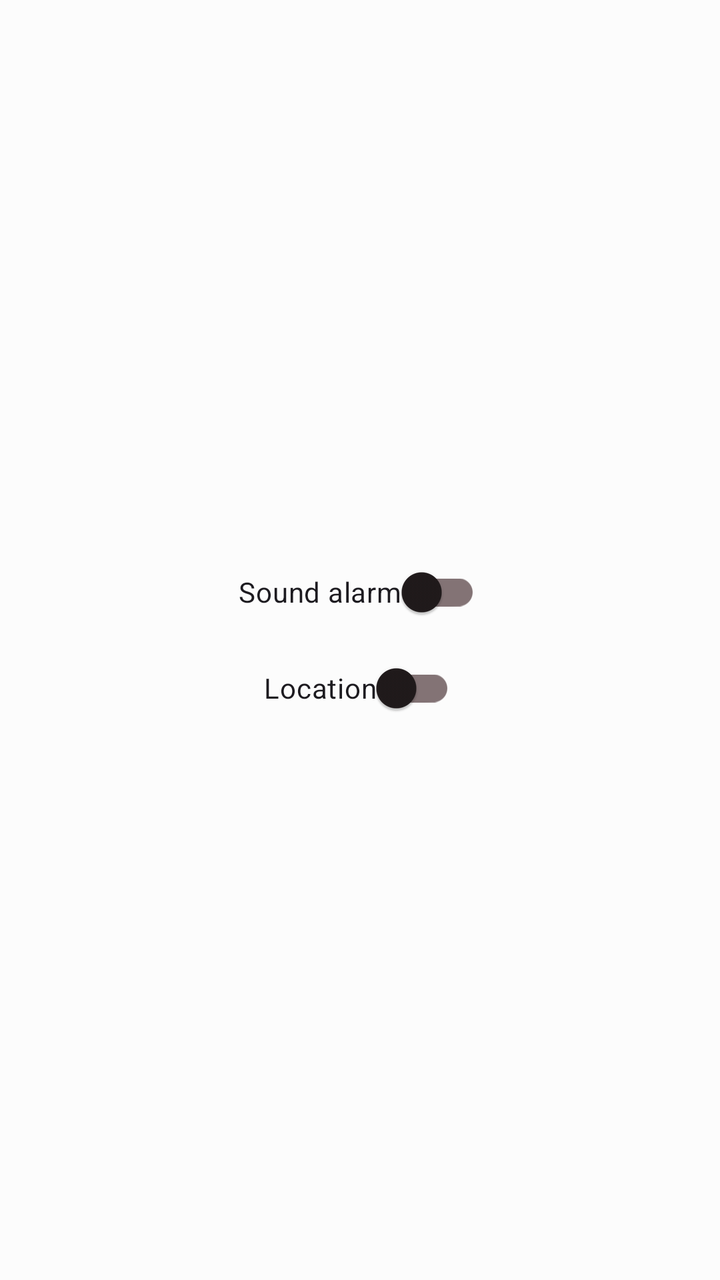
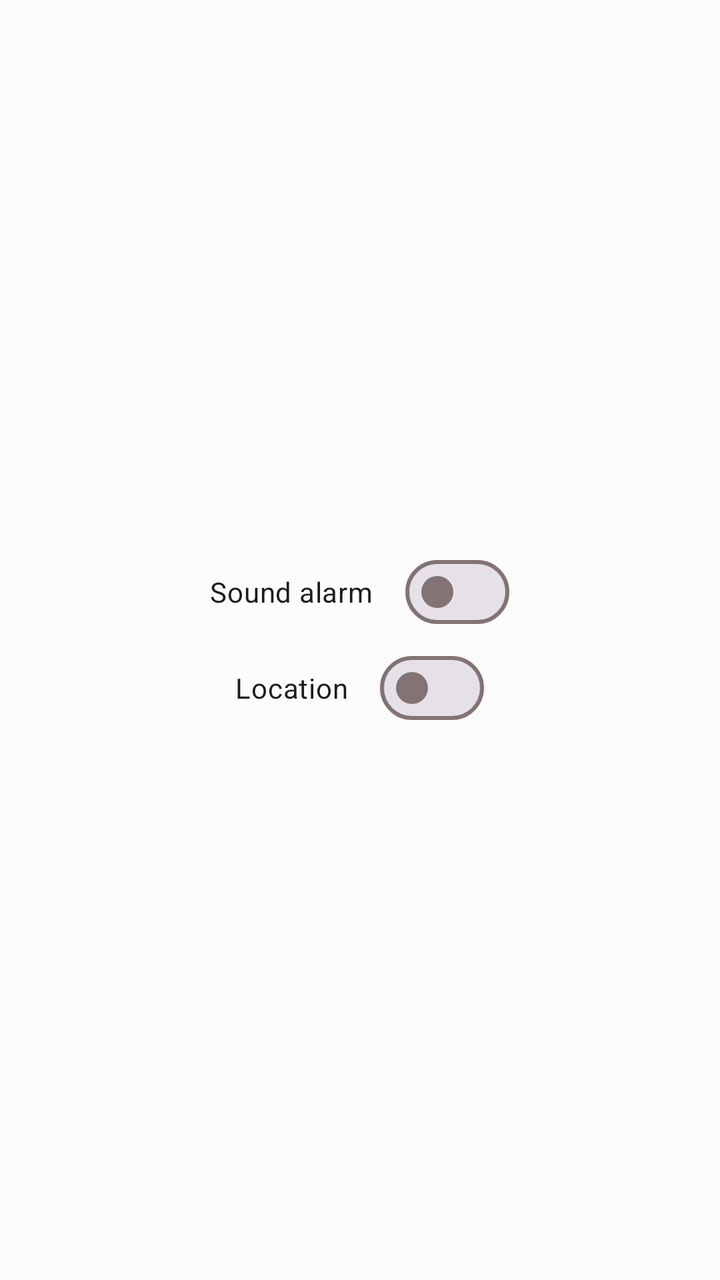

The first picture is an Android layout as it rendered before a commit; the second is the same layout after the commit. The layout source and the unified diff follow.
<!-- AndroidManifest.xml: application theme AppTheme -->
<!-- res/layout/sound_fragment.xml -->
<?xml version="1.0" encoding="utf-8"?>
<LinearLayout xmlns:android="http://schemas.android.com/apk/res/android"
    android:layout_width="match_parent"
    android:layout_height="match_parent"
    android:gravity="center"
    android:orientation="vertical">

    <com.google.android.material.switchmaterial.SwitchMaterial
        android:id="@+id/switch_audio"
        android:layout_width="wrap_content"
        android:layout_height="wrap_content"
        android:checked="false"
        android:text="@string/help_sound_alarm" />

    <com.google.android.material.switchmaterial.SwitchMaterial
        android:id="@+id/switch_location"
        android:layout_width="wrap_content"
        android:layout_height="wrap_content"
        android:checked="false"
        android:text="@string/help_location" />
</LinearLayout>
<!-- resources referenced by this layout -->
<resources>
  <string name="help_location">Location</string>
  <string name="help_sound_alarm">Sound alarm</string>
  <style name="AppTheme" parent="Theme.Material3.Light.NoActionBar"><item name="colorPrimary">@color/md_theme_light_primary</item><item name="colorOnPrimary">@color/md_theme_light_onPrimary</item><item name="colorPrimaryContainer">@color/md_theme_light_primaryContainer</item><item name="colorOnPrimaryContainer">@color/md_theme_light_onPrimaryContainer</item><item name="colorSecondary">@color/md_theme_light_secondary</item><item name="colorOnSecondary">@color/md_theme_light_onSecondary</item><item name="colorSecondaryContainer">@color/md_theme_light_secondaryContainer</item><item name="colorOnSecondaryContainer">@color/md_theme_light_onSecondaryContainer</item><item name="colorTertiary">@color/md_theme_light_tertiary</item><item name="colorOnTertiary">@color/md_theme_light_onTertiary</item><item name="colorTertiaryContainer">@color/md_theme_light_tertiaryContainer</item><item name="colorOnTertiaryContainer">@color/md_theme_light_onTertiaryContainer</item><item name="colorError">@color/md_theme_light_error</item><item name="colorErrorContainer">@color/md_theme_light_errorContainer</item><item name="colorOnError">@color/md_theme_light_onError</item><item name="colorOnErrorContainer">@color/md_theme_light_onErrorContainer</item><item name="android:colorBackground">@color/md_theme_light_background</item><item name="colorOnBackground">@color/md_theme_light_onBackground</item><item name="colorSurface">@color/md_theme_light_surface</item><item name="colorOnSurface">@color/md_theme_light_onSurface</item><item name="colorSurfaceVariant">@color/md_theme_light_surfaceVariant</item><item name="colorOnSurfaceVariant">@color/md_theme_light_onSurfaceVariant</item><item name="colorOutline">@color/md_theme_light_outline</item><item name="colorOnSurfaceInverse">@color/md_theme_light_inverseOnSurface</item><item name="colorSurfaceInverse">@color/md_theme_light_inverseSurface</item><item name="colorPrimaryInverse">@color/md_theme_light_primaryInverse</item></style>
  <color name="md_theme_light_primary">#BC0053</color>
  <color name="md_theme_light_onPrimary">#FFFFFF</color>
  <color name="md_theme_light_primaryContainer">#FFD9E0</color>
  <color name="md_theme_light_onPrimaryContainer">#3F0016</color>
  <color name="md_theme_light_secondary">#6A5F00</color>
  <color name="md_theme_light_onSecondary">#FFFFFF</color>
  <color name="md_theme_light_secondaryContainer">#F9E534</color>
  <color name="md_theme_light_onSecondaryContainer">#201C00</color>
  <color name="md_theme_light_tertiary">#7A5733</color>
  <color name="md_theme_light_onTertiary">#FFFFFF</color>
  <color name="md_theme_light_tertiaryContainer">#FFDCBA</color>
  <color name="md_theme_light_onTertiaryContainer">#2C1600</color>
  <color name="md_theme_light_error">#BA1B1B</color>
  <color name="md_theme_light_errorContainer">#FFDAD4</color>
  <color name="md_theme_light_onError">#FFFFFF</color>
  <color name="md_theme_light_onErrorContainer">#410001</color>
  <color name="md_theme_light_background">#FCFCFC</color>
  <color name="md_theme_light_onBackground">#201A1B</color>
  <color name="md_theme_light_surface">#FCFCFC</color>
  <color name="md_theme_light_onSurface">#201A1B</color>
  <color name="md_theme_light_surfaceVariant">#F3DDE0</color>
  <color name="md_theme_light_onSurfaceVariant">#514345</color>
  <color name="md_theme_light_outline">#837375</color>
  <color name="md_theme_light_inverseOnSurface">#FAEEEF</color>
  <color name="md_theme_light_inverseSurface">#362F30</color>
  <color name="md_theme_light_primaryInverse">#FFB1C3</color>
</resources>

<!-- the commit's change to res/layout/sound_fragment.xml (unified diff, before → after) -->
@@ -3,19 +3,22 @@
     android:layout_width="match_parent"
     android:layout_height="match_parent"
     android:gravity="center"
+    android:padding="@dimen/grid_2"
     android:orientation="vertical">
 
-    <com.google.android.material.switchmaterial.SwitchMaterial
+    <com.google.android.material.materialswitch.MaterialSwitch
         android:id="@+id/switch_audio"
         android:layout_width="wrap_content"
         android:layout_height="wrap_content"
         android:checked="false"
+        android:contentDescription="@string/help_sound_alarm"
         android:text="@string/help_sound_alarm" />
 
-    <com.google.android.material.switchmaterial.SwitchMaterial
+    <com.google.android.material.materialswitch.MaterialSwitch
         android:id="@+id/switch_location"
         android:layout_width="wrap_content"
         android:layout_height="wrap_content"
         android:checked="false"
+        android:contentDescription="@string/help_location"
         android:text="@string/help_location" />
 </LinearLayout>
<!-- resource entries referenced after the edit -->
@@ -1,5 +1,6 @@
 <!-- resources referenced by this layout -->
 <resources>
+  <dimen name="grid_2">16dp</dimen>
   <string name="help_location">Location</string>
   <string name="help_sound_alarm">Sound alarm</string>
   <style name="AppTheme" parent="Theme.Material3.Light.NoActionBar"><item name="colorPrimary">@color/md_theme_light_primary</item><item name="colorOnPrimary">@color/md_theme_light_onPrimary</item><item name="colorPrimaryContainer">@color/md_theme_light_primaryContainer</item><item name="colorOnPrimaryContainer">@color/md_theme_light_onPrimaryContainer</item><item name="colorSecondary">@color/md_theme_light_secondary</item><item name="colorOnSecondary">@color/md_theme_light_onSecondary</item><item name="colorSecondaryContainer">@color/md_theme_light_secondaryContainer</item><item name="colorOnSecondaryContainer">@color/md_theme_light_onSecondaryContainer</item><item name="colorTertiary">@color/md_theme_light_tertiary</item><item name="colorOnTertiary">@color/md_theme_light_onTertiary</item><item name="colorTertiaryContainer">@color/md_theme_light_tertiaryContainer</item><item name="colorOnTertiaryContainer">@color/md_theme_light_onTertiaryContainer</item><item name="colorError">@color/md_theme_light_error</item><item name="colorErrorContainer">@color/md_theme_light_errorContainer</item><item name="colorOnError">@color/md_theme_light_onError</item><item name="colorOnErrorContainer">@color/md_theme_light_onErrorContainer</item><item name="android:colorBackground">@color/md_theme_light_background</item><item name="colorOnBackground">@color/md_theme_light_onBackground</item><item name="colorSurface">@color/md_theme_light_surface</item><item name="colorOnSurface">@color/md_theme_light_onSurface</item><item name="colorSurfaceVariant">@color/md_theme_light_surfaceVariant</item><item name="colorOnSurfaceVariant">@color/md_theme_light_onSurfaceVariant</item><item name="colorOutline">@color/md_theme_light_outline</item><item name="colorOnSurfaceInverse">@color/md_theme_light_inverseOnSurface</item><item name="colorSurfaceInverse">@color/md_theme_light_inverseSurface</item><item name="colorPrimaryInverse">@color/md_theme_light_primaryInverse</item></style>
